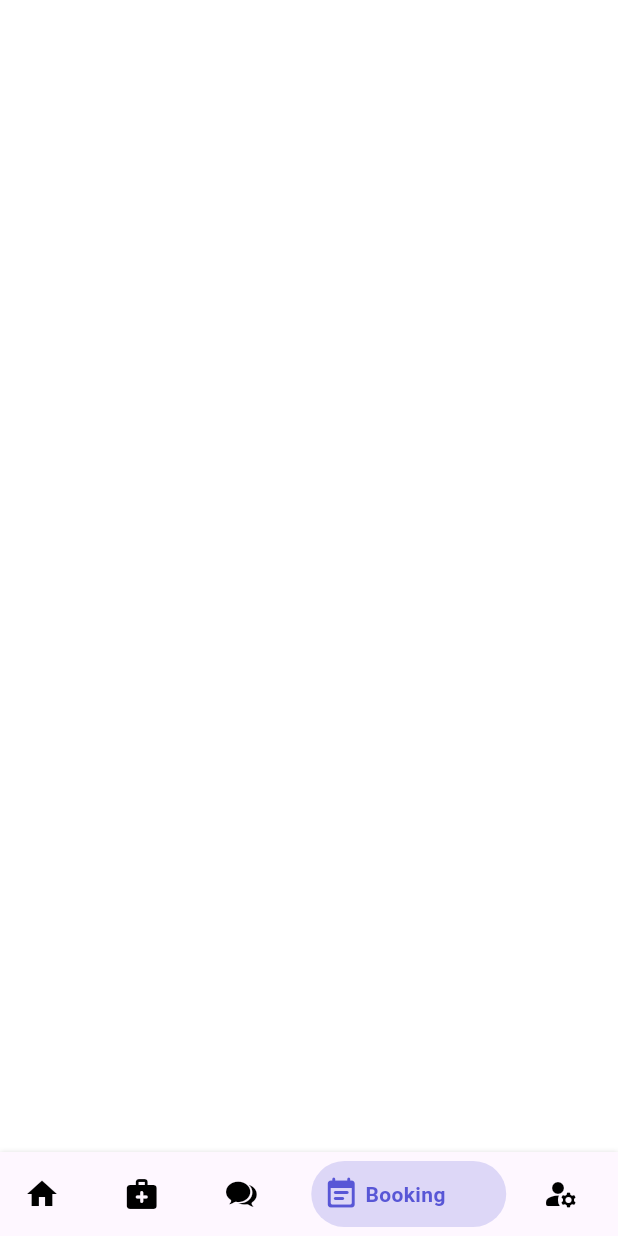
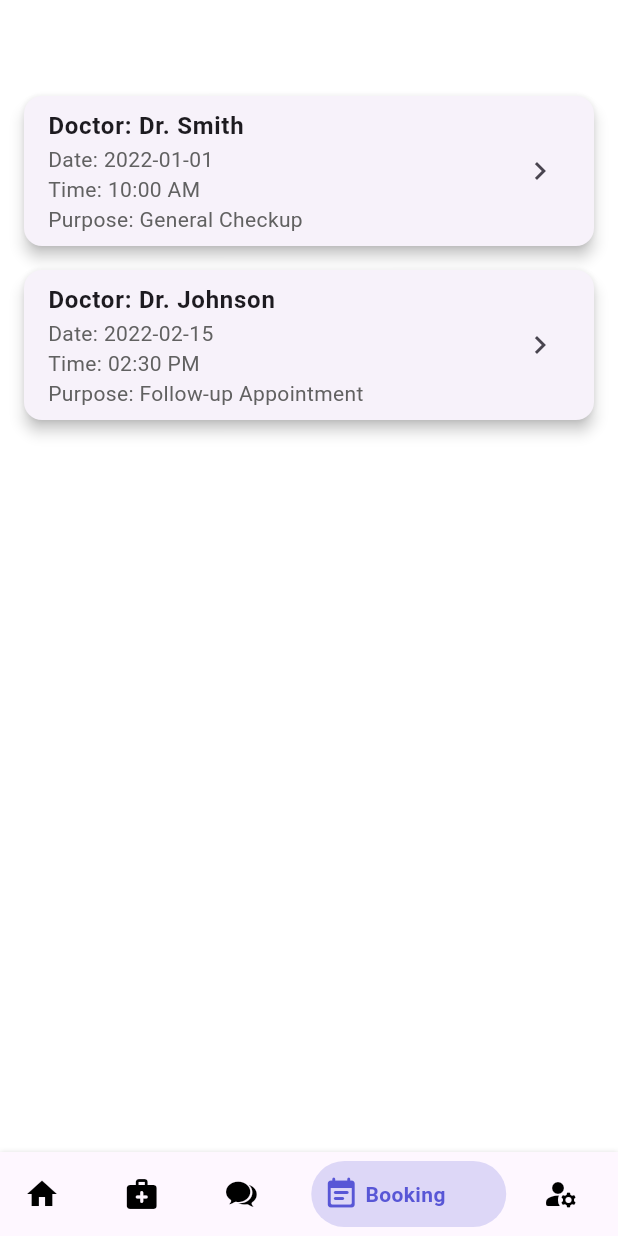
Before and after one commit to musondaAlexander/Telemed-, a Flutter app: the Home screen opened directly, swiped to page 4, on a phone screen of 412 x 824 dp. Run offline on Flutter 3.47's test engine with Material 3 defaults, Android fonts, the light colour scheme and no system bars; drawn by our look-alikes of bottom_navy_bar; our stand-ins replace badges, firebase_auth, firebase_core, firebase_database, flutter_svg, get; accounts and stored records are empty; network calls fail.

Commit message:
added booking page

```diff
--- /dev/null
+++ b/lib/data/booking.dart
@@ -0,0 +1,14 @@
+//  Booking class
+class Booking {
+  final String time;
+  final String date;
+  final String doctorName;
+  final String meetingPurpose;
+
+  Booking({
+    required this.time,
+    required this.date,
+    required this.doctorName,
+    required this.meetingPurpose,
+  });
+}
--- a/lib/main.dart
+++ b/lib/main.dart
@@ -3,7 +3,6 @@ import 'package:get/get.dart';
 import 'package:telemed/authentication/ui/Screens/Welcome/welcome_screen.dart';
 import 'package:telemed/authentication/ui/constants.dart';
 import 'package:firebase_core/firebase_core.dart';
-import 'package:telemed/controllers/authtentication/auth_controller.dart';
 import 'package:telemed/firebase_options.dart';
 
 void main() async {
--- /dev/null
+++ b/lib/pages/booking_page.dart
@@ -0,0 +1,82 @@
+import 'package:flutter/material.dart';
+import 'package:telemed/data/booking.dart';
+
+class BookingPage extends StatefulWidget {
+  const BookingPage({Key? key}) : super(key: key);
+
+  @override
+  State<BookingPage> createState() => _BookingPageState();
+}
+
+class _BookingPageState extends State<BookingPage> {
+  final List<Booking> bookings = [
+    Booking(
+      time: "10:00 AM",
+      date: "2022-01-01",
+      doctorName: "Dr. Smith",
+      meetingPurpose: "General Checkup",
+    ),
+    Booking(
+      time: "02:30 PM",
+      date: "2022-02-15",
+      doctorName: "Dr. Johnson",
+      meetingPurpose: "Follow-up Appointment",
+    ),
+    // Add more booking items as needed
+  ];
+
+  @override
+  Widget build(BuildContext context) {
+    return Scaffold(
+      appBar: AppBar(
+        backgroundColor: Colors.transparent,
+        elevation: 0,
+      ),
+      body: ListView.builder(
+        itemCount: bookings.length,
+        itemBuilder: (context, index) {
+          return BookingItem(booking: bookings[index]);
+        },
+      ),
+    );
+  }
+}
+
+class BookingItem extends StatelessWidget {
+  final Booking booking;
+
+  BookingItem({required this.booking});
+
+  @override
+  Widget build(BuildContext context) {
+    return Card(
+      margin: const EdgeInsets.symmetric(vertical: 8, horizontal: 16),
+      elevation: 4,
+      child: ListTile(
+        title: Text(
+          'Doctor: ${booking.doctorName}',
+          style: TextStyle(fontWeight: FontWeight.bold),
+        ),
+        subtitle: Column(
+          crossAxisAlignment: CrossAxisAlignment.start,
+          children: [
+            Text(
+              'Date: ${booking.date}\nTime: ${booking.time}',
+              style: TextStyle(color: Colors.grey[700]),
+            ),
+            Text(
+              'Purpose: ${booking.meetingPurpose}',
+              style: TextStyle(color: Colors.grey[700]),
+            ),
+          ],
+        ),
+        trailing: Icon(Icons.keyboard_arrow_right),
+        onTap: () {
+          // Add functionality for tapping on a booking item
+          // For example, you can navigate to a detailed booking screen
+          // Navigator.push(context, MaterialPageRoute(builder: (context) => BookingDetailScreen(booking: booking)));
+        },
+      ),
+    );
+  }
+}
--- a/lib/pages/home.dart
+++ b/lib/pages/home.dart
@@ -1,5 +1,6 @@
 import 'package:bottom_navy_bar/bottom_navy_bar.dart';
 import 'package:telemed/pages/account_page.dart';
+import 'package:telemed/pages/booking_page.dart';
 import 'package:telemed/pages/chat_page.dart';
 import 'package:telemed/theme/colors.dart';
 import 'package:flutter/cupertino.dart';
@@ -20,7 +21,7 @@ class _HomeState extends State<Home> {
     HomePage(),
     DoctorPage(),
     ChatPage(),
-    Container(),
+    BookingPage(),
     AccountPage()
   ];
 
--- a/pubspec.yaml
+++ b/pubspec.yaml
@@ -59,6 +59,7 @@ dependencies:
   badges: ^2.0.2
   flutter_staggered_grid_view: ^0.4.1
   flutter_svg: ^1.1.0
+  provider: ^6.0.4
 
 
 dev_dependencies:
```
Also changed, not shown: pubspec.lock.
